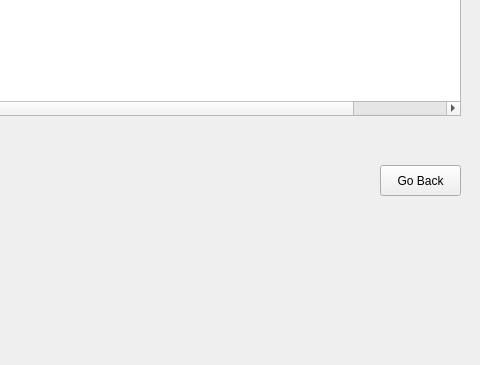
Before: the Qt Designer form frontend/ui/Event Manager/Attendance.ui in ziminni/master-route-navigation, drawn with Qt 5; both pictures show x 420 to 900 and y 385 to 750 of the 900 by 750 pixel window.
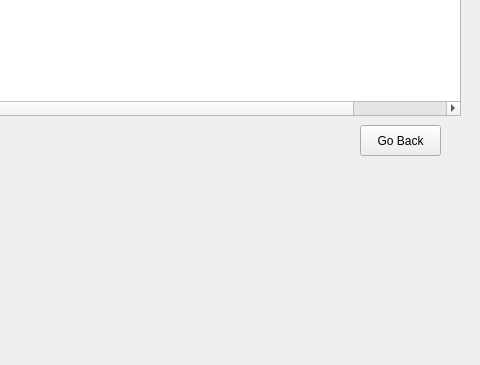
After: the same form once the commit is applied.

The edit to the form file:
```diff
--- a/frontend/ui/Event Manager/Attendance.ui
+++ b/frontend/ui/Event Manager/Attendance.ui
@@ -116,8 +116,8 @@
       <widget class="QPushButton" name="pushButton_4">
        <property name="geometry">
         <rect>
-         <x>790</x>
-         <y>530</y>
+         <x>770</x>
+         <y>490</y>
          <width>81</width>
          <height>31</height>
         </rect>
```
